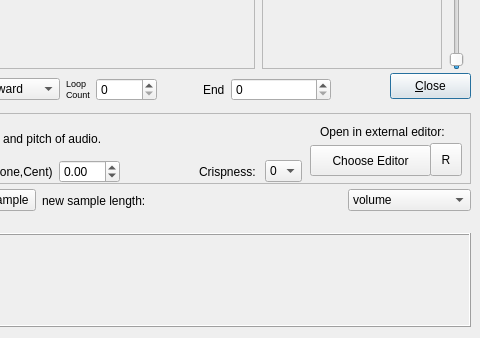
Before: the Qt Designer form src/gui/src/SampleEditor/SampleEditor_UI.ui in hydrogen-music/hydrogen, drawn with Qt 5; both pictures show x 380 to 860 and y 207 to 545 of the 860 by 545 pixel window.
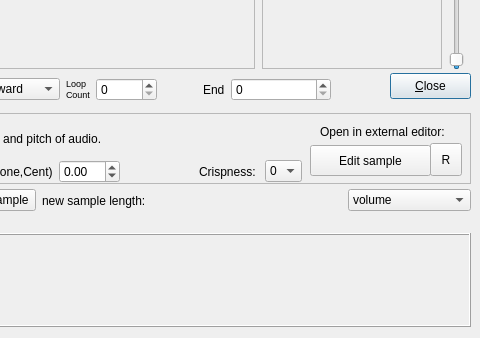
After: the same form once the commit is applied.

Commit message: Improved selection of ext. editor

The edit to the form file:
```diff
--- a/src/gui/src/SampleEditor/SampleEditor_UI.ui
+++ b/src/gui/src/SampleEditor/SampleEditor_UI.ui
@@ -692,7 +692,7 @@
      </rect>
     </property>
     <property name="text">
-     <string>Choose Editor</string>
+     <string>Edit sample</string>
     </property>
    </widget>
    <widget class="QLabel" name="extEditorLabel">
```
Left out of the diff: 3 changed lines with no effect on the pictures. The commit also changes 2 other files.
